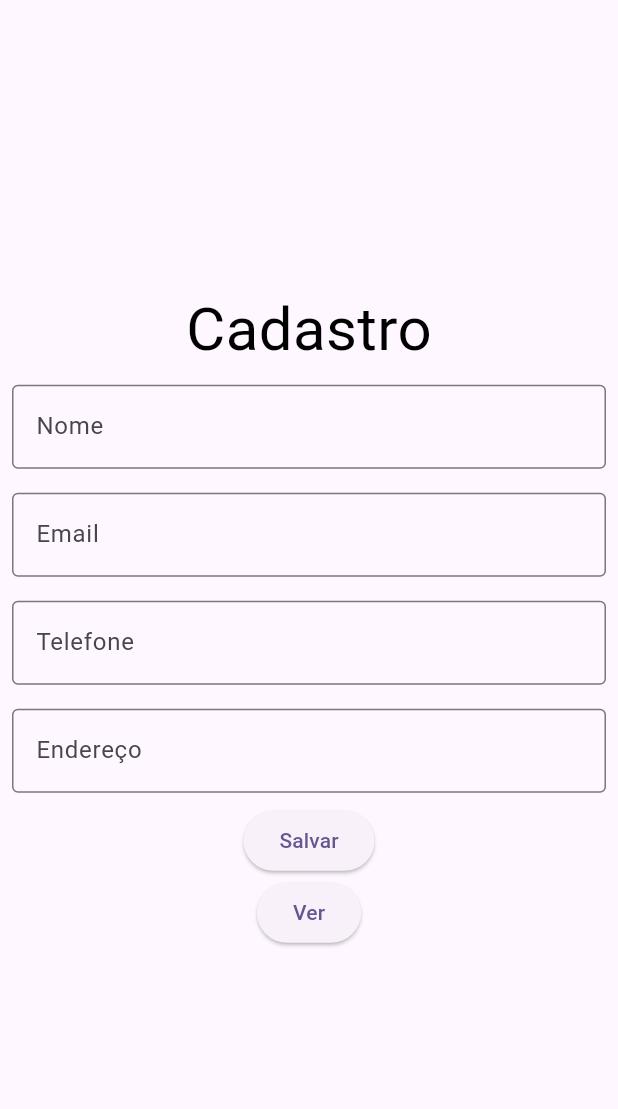
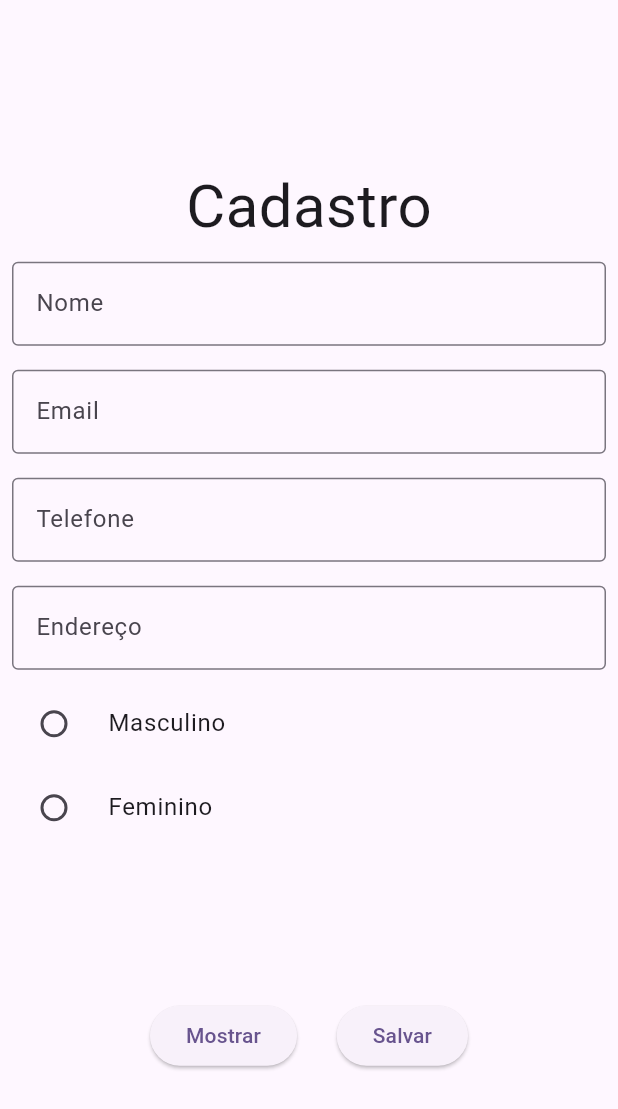
Before and after one commit to Giovanna-Cynthia/CadastroUser_Flutter, a Flutter app: the screen it shows after launch, after a tap on "Salvar", on a phone screen of 412 x 824 dp. Shown: the top 1109 px of the screen. Run offline on Flutter 3.47's test engine with Material 3 defaults, Android fonts, the phone set to English and light mode, and no system bars.

Commit message:
Cadastro de Usuario com Genero

```diff
--- a/lib/main.dart
+++ b/lib/main.dart
@@ -1,4 +1,4 @@
-import 'package:cadastro_basico/widgets/cadastro_user.dart';
+import 'package:cadastro_basico/view/cadastro_user.dart';
 import 'package:flutter/material.dart';
 
 void main() {
@@ -8,16 +8,15 @@ void main() {
 class MyApp extends StatelessWidget {
   const MyApp({super.key});
 
-  // This widget is the root of your application.
   @override
   Widget build(BuildContext context) {
     return MaterialApp(
-      title: 'Cadastro User',
+      title: 'Flutter Demo',
       theme: ThemeData(
         colorScheme: ColorScheme.fromSeed(seedColor: Colors.deepPurple),
         useMaterial3: true,
       ),
-      home: CadastroUser(),
+      home: CadastroScreen(),
     );
   }
 }
--- a/lib/models/user_model.dart
+++ b/lib/models/user_model.dart
@@ -1,13 +1,16 @@
 class UserModel {
   String name;
   String email;
-  String telefone;
+  int telefone;
   String endereco;
+  String genero;
+
 
   UserModel({
     required this.name,
     required this.email,
     required this.telefone,
     required this.endereco,
+     required this.genero,
   });
 }
--- /dev/null
+++ b/lib/view/cadastro_user.dart
@@ -0,0 +1,151 @@
+import 'package:cadastro_basico/models/user_model.dart';
+import 'package:cadastro_basico/view/show_users_screen.dart';
+import 'package:flutter/material.dart';
+
+enum Genero { masculino, feminino }
+
+class CadastroScreen extends StatefulWidget {
+  @override
+  _CadastroScreenState createState() => _CadastroScreenState();
+}
+
+class _CadastroScreenState extends State<CadastroScreen> {
+  TextEditingController nameController = TextEditingController();
+  TextEditingController emailController = TextEditingController();
+  TextEditingController telefoneController = TextEditingController();
+  TextEditingController enderecoController = TextEditingController();
+
+  // Variável para armazenar o gênero selecionado
+  Genero? _generoSelecionado;
+
+  // Lista para armazenar os usuários
+  List<UserModel> users = [];
+
+  void mostraInfo() {
+    // Armazena o gênero selecionado como string
+    String genero =
+        _generoSelecionado == Genero.masculino ? 'Masculino' : 'Feminino';
+
+    // Adiciona o usuário na lista
+    users.add(UserModel(
+      name: nameController.text,
+      email: emailController.text,
+      telefone: int.tryParse(telefoneController.text) ?? 0,
+      endereco: enderecoController.text,
+      genero: genero,
+    ));
+  }
+
+  @override
+  Widget build(BuildContext context) {
+    return Scaffold(
+      body: Column(
+        mainAxisAlignment: MainAxisAlignment.center,
+        children: [
+          Center(
+            child: Text(
+              "Cadastro",
+              style: TextStyle(fontSize: 40.0),
+            ),
+          ),
+          Padding(
+            padding: const EdgeInsets.all(8.0),
+            child: TextField(
+              controller: nameController,
+              decoration: const InputDecoration(
+                border: OutlineInputBorder(),
+                labelText: 'Nome',
+              ),
+            ),
+          ),
+          Padding(
+            padding: const EdgeInsets.all(8.0),
+            child: TextField(
+              controller: emailController,
+              decoration: const InputDecoration(
+                border: OutlineInputBorder(),
+                labelText: 'Email',
+              ),
+            ),
+          ),
+          Padding(
+            padding: const EdgeInsets.all(8.0),
+            child: TextField(
+              controller: telefoneController,
+              decoration: const InputDecoration(
+                border: OutlineInputBorder(),
+                labelText: 'Telefone',
+              ),
+            ),
+          ),
+          Padding(
+            padding: const EdgeInsets.all(8.0),
+            child: TextField(
+              controller: enderecoController,
+              decoration: const InputDecoration(
+                border: OutlineInputBorder(),
+                labelText: 'Endereço',
+              ),
+            ),
+          ),
+          Column(
+            children: <Widget>[
+              RadioListTile<Genero>(
+                value: Genero.masculino,
+                groupValue: _generoSelecionado,
+                onChanged: (Genero? value) {
+                  setState(() {
+                    _generoSelecionado = value;
+                  });
+                },
+                title: const Text('Masculino'),
+              ),
+              RadioListTile<Genero>(
+                value: Genero.feminino,
+                groupValue: _generoSelecionado,
+                onChanged: (Genero? value) {
+                  setState(() {
+                    _generoSelecionado = value;
+                  });
+                },
+                title: const Text('Feminino'),
+              ),
+              Padding(
+                padding: const EdgeInsets.fromLTRB(100, 100, 100, 0),
+                child: Row(
+                  mainAxisAlignment: MainAxisAlignment.spaceBetween,
+                  children: [
+                    ElevatedButton(
+                      onPressed: () {
+                        if (users.isNotEmpty) {
+                          Navigator.of(context).push(MaterialPageRoute(
+                            builder: (context) => ShowUsersScreen(
+                              users: users,
+                            ),
+                          ));
+                        } else {
+                          const snackBar = SnackBar(
+                            content:
+                                Text('Precisa cadastrar pelo menos 1 usuário'),
+                          );
+                          ScaffoldMessenger.of(context).showSnackBar(snackBar);
+                        }
+                      },
+                      child: const Text("Mostrar"),
+                    ),
+                    ElevatedButton(
+                      onPressed: () {
+                        mostraInfo();
+                      },
+                      child: const Text("Salvar"),
+                    ),
+                  ],
+                ),
+              ),
+            ],
+          ),
+        ],
+      ),
+    );
+  }
+}
--- a/lib/widgets/cadastro_user.dart
+++ /dev/null
@@ -1,115 +0,0 @@
-import 'package:cadastro_basico/models/user_model.dart';
-import 'package:cadastro_basico/view/show_users_screen.dart';
-import 'package:flutter/material.dart';
-
-class CadastroUser extends StatelessWidget {
-  CadastroUser({super.key});
-
-  TextEditingController nameController = TextEditingController();
-  TextEditingController emailController = TextEditingController();
-  TextEditingController telefoneController = TextEditingController();
-  TextEditingController enderecoController = TextEditingController();
-
-  @override
-  Widget build(BuildContext context) {
-    List<UserModel> users = [];
-
-    void salvaInfo() {
-      users.add(UserModel(
-          name: nameController.text,
-          email: emailController.text,
-          telefone: telefoneController.text,
-          endereco: enderecoController.text));
-
-      print(users.length);
-    }
-
-    return Scaffold(
-      body: Column(
-        mainAxisAlignment: MainAxisAlignment.center,
-        children: [
-          Text(
-            "Cadastro",
-            style: TextStyle(
-              color: Colors.black,
-              fontSize: 40.0,
-            ),
-          ),
-          Padding(
-            padding: EdgeInsets.all(8.0),
-            child: TextField(
-              controller: nameController,
-              decoration: const InputDecoration(
-                border: OutlineInputBorder(),
-                labelText: 'Nome',
-              ),
-            ),
-          ),
-          Padding(
-            padding: EdgeInsets.all(8.0),
-            child: TextField(
-              controller: emailController,
-              decoration: const InputDecoration(
-                border: OutlineInputBorder(),
-                labelText: 'Email',
-              ),
-            ),
-          ),
-          Padding(
-            padding: EdgeInsets.all(8.0),
-            child: TextField(
-              controller: telefoneController,
-              decoration: const InputDecoration(
-                border: OutlineInputBorder(),
-                labelText: 'Telefone',
-              ),
-            ),
-          ),
-          Padding(
-            padding: EdgeInsets.all(8.0),
-            child: TextField(
-              controller: enderecoController,
-              decoration: const InputDecoration(
-                border: OutlineInputBorder(),
-                labelText: 'Endereço',
-              ),
-            ),
-          ),
-          Center(
-            child: Column(
-              children: [
-                ElevatedButton(
-                  onPressed: () {
-                    salvaInfo();
-                  },
-                  child: Text("Salvar"),
-                ),
-                ElevatedButton(
-                  onPressed: () {
-                    if (users.isNotEmpty) {
-                      Navigator.of(context).push(
-                        MaterialPageRoute(
-                          builder: (context) => ShowUsersScreen(
-                            users: users,
-                          ),
-                        ),
-                      );
-                    } else {
-                      const SnackBar(
-                        content:
-                            Text('Precisa cadastrar pelo menos 1 usuário!'),
-                      );
-                    }
-
-                    salvaInfo();
-                  },
-                  child: Text("Ver"),
-                ),
-              ],
-            ),
-          )
-        ],
-      ),
-    );
-  }
-}
--- a/lib/widgets/lista_user.dart
+++ b/lib/widgets/lista_user.dart
@@ -5,6 +5,9 @@ class ListaUser extends StatelessWidget {
 
   @override
   Widget build(BuildContext context) {
-    return const Placeholder();
+    return TextField(
+      decoration: InputDecoration(
+          border: OutlineInputBorder(), labelText: 'Digite seu'),
+    );
   }
 }
```
Also changed, not shown: lib/view/show_users_screen.dart (+78 -1 lines), lib/widgets/genderSelect.dart (added, +45 -0 lines), assets/images/man.png (added), assets/images/woman.png (added).
